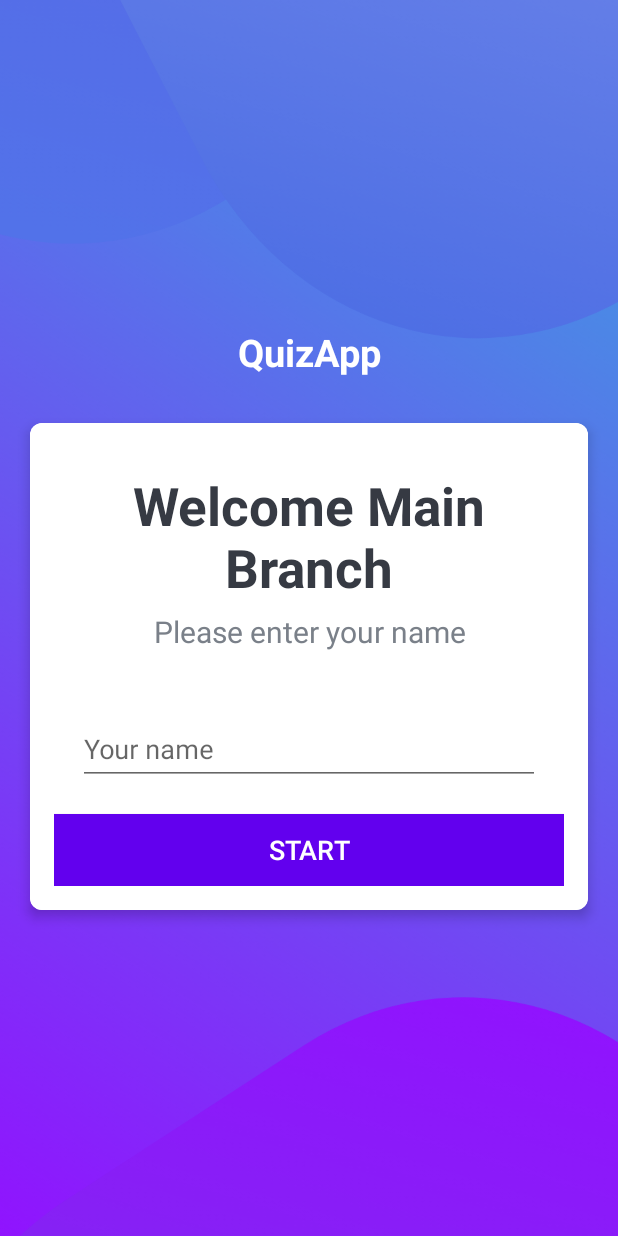
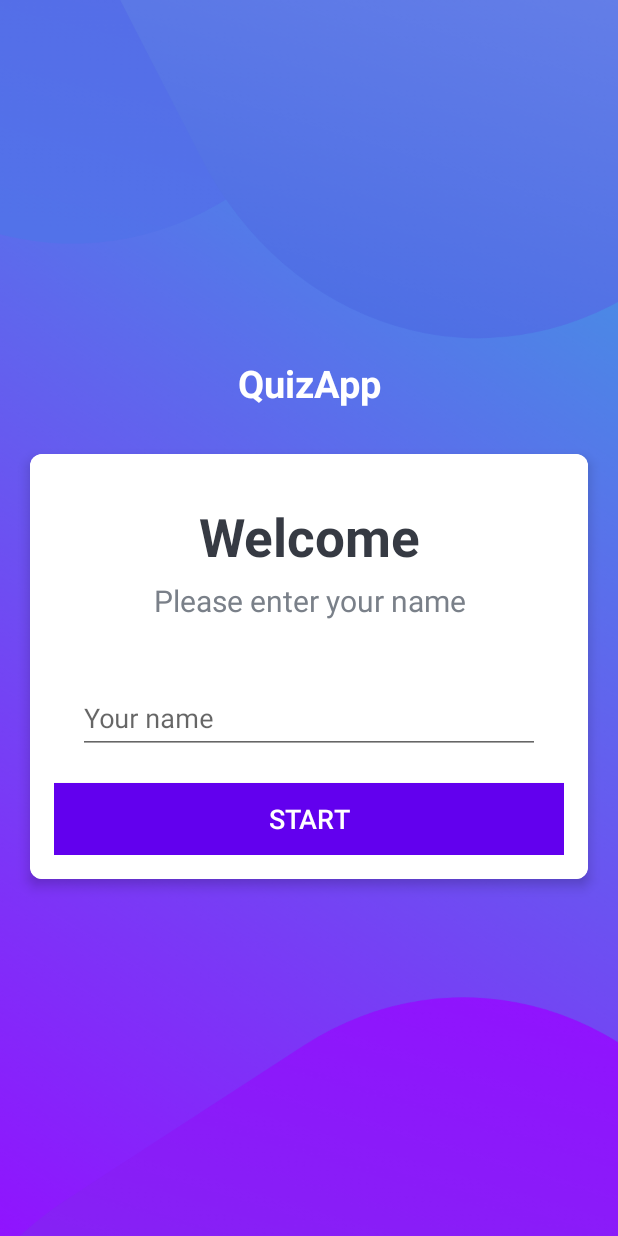
Before and after one commit to rohanv11/Quizz-App, an Android app: the screen it shows after launch (MainActivity), on a phone screen of 412 x 824 dp. Run offline under Robolectric (Android 15) with nearby library versions, the phone set to English and light mode, and no system bars.

Commit message:
Revert "Update activity_main.xml"
This reverts commit e092a090d23739133970409bea09cbfb544524f5.

```diff
--- a/app/src/main/res/layout/activity_main.xml
+++ b/app/src/main/res/layout/activity_main.xml
@@ -45,7 +45,7 @@
             <TextView
                 android:layout_width="match_parent"
                 android:layout_height="wrap_content"
-                android:text="Welcome Main Branch"
+                android:text="Welcome"
                 android:textSize="35dp"
                 android:textColor="#363A43 "
                 android:textStyle="bold"
```
